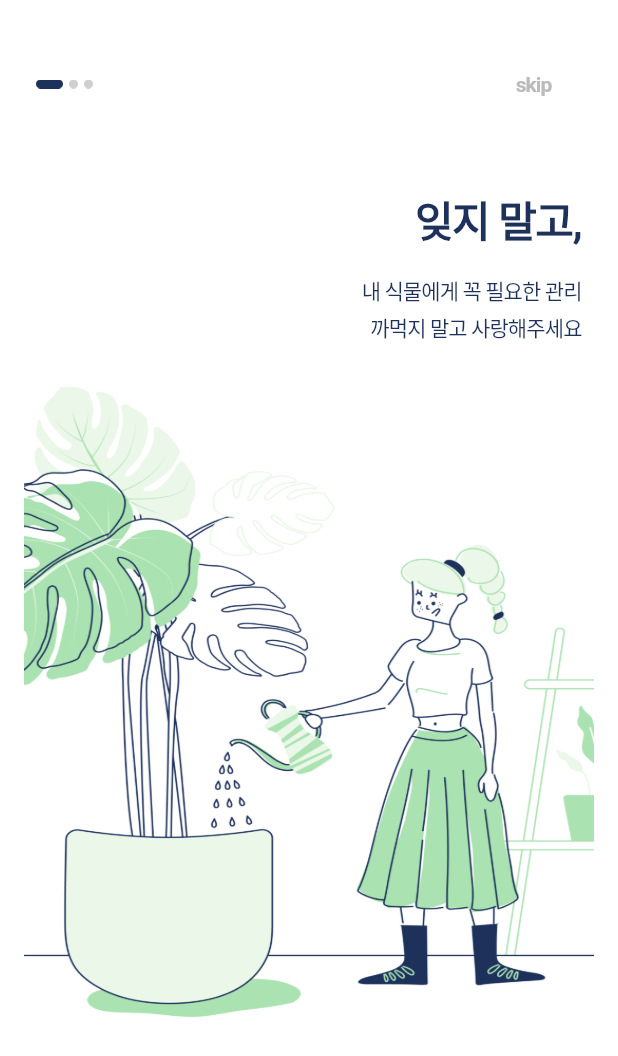
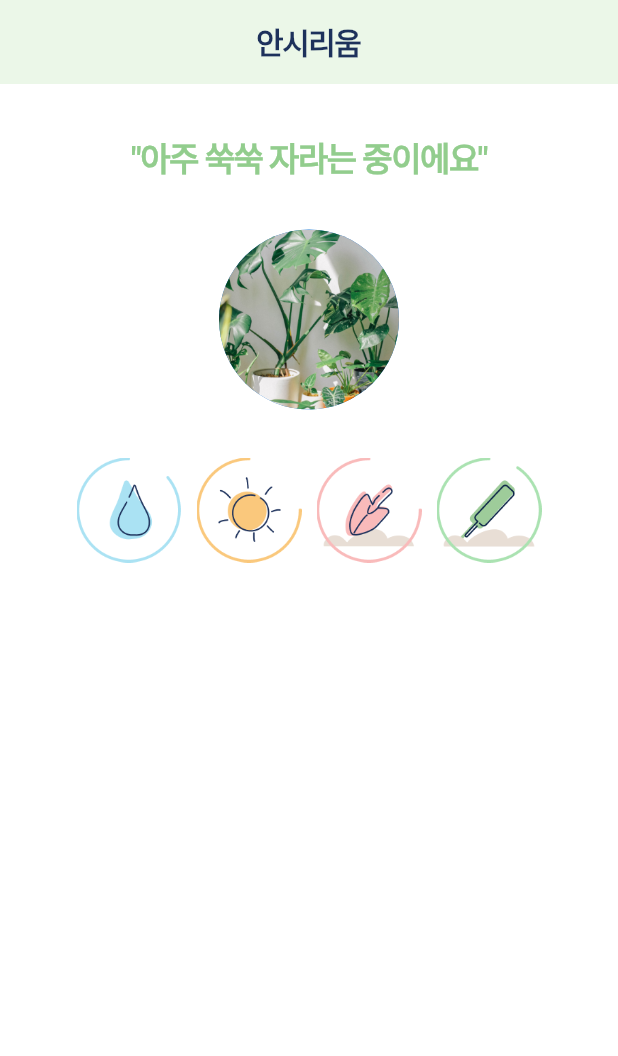
Before and after one commit to sungheeyoon/flutter-plant-plan, a Flutter app: the screen it shows after launch, on a phone screen of 412 x 824 dp. Shown: the top 1056 px of the screen. Run offline on Flutter 3.47's test engine with Material 2 defaults, Android fonts, the phone set to English and light mode, and no system bars; our stand-ins replace shared_preferences; missing offline and left inert: snapping_sheet; Roboto replaces fonts that are missing (Pretendard).

Commit message:
Added Detail Screen

```diff
--- a/lib/main.dart
+++ b/lib/main.dart
@@ -1,4 +1,5 @@
 import 'package:flutter/material.dart';
+import 'package:plant_plan/screens/detail_screen.dart';
 import 'package:plant_plan/screens/onbording_screen.dart';
 import 'package:plant_plan/widgets/snapping_above.dart';
 import 'package:shared_preferences/shared_preferences.dart';
@@ -84,7 +85,8 @@ class MyApp extends StatelessWidget {
                 letterSpacing: -0.4,
               ),
             ).apply(decorationColor: Colors.orange)),
-      home: showHome ? SnappingAbove() : const OnBordingScreen(),
+        home: const DetailScreen()
+        //showHome ? SnappingAbove() : const OnBordingScreen(),
         );
   }
 }
--- a/lib/screens/add_screen.dart
+++ b/lib/screens/add_screen.dart
@@ -1,5 +1,6 @@
 import 'package:flutter/material.dart';
 import 'package:plant_plan/screens/snapping_screen.dart';
+import 'package:plant_plan/widgets/custom_appbar.dart';
 import 'package:plant_plan/widgets/image_box.dart';
 
 class AddScreen extends StatelessWidget {
@@ -8,18 +9,8 @@ class AddScreen extends StatelessWidget {
   @override
   Widget build(BuildContext context) {
     return Scaffold(
-      appBar: PreferredSize(
-        preferredSize: const Size.fromHeight(60.0),
-        child: AppBar(
-          elevation: 0,
-          backgroundColor: const Color.fromRGBO(235, 247, 232, 1),
-          title: Text('식물 추가',
-              style: Theme.of(context)
-                  .textTheme
-                  .headlineLarge!
-                  .copyWith(color: const Color.fromRGBO(29, 49, 91, 1))),
-          centerTitle: true,
-        ),
+      appBar: const CustomAppBar(
+        title: "식물추가",
       ),
       body: SingleChildScrollView(
         child: Padding(
--- /dev/null
+++ b/lib/screens/detail_screen.dart
@@ -0,0 +1,80 @@
+import 'package:flutter/material.dart';
+import 'package:plant_plan/widgets/custom_appbar.dart';
+import 'package:plant_plan/widgets/image_box.dart';
+
+class DetailScreen extends StatelessWidget {
+  const DetailScreen({super.key});
+
+  @override
+  Widget build(BuildContext context) {
+    return Scaffold(
+      appBar: const CustomAppBar(title: "안시리움"),
+      body: Padding(
+        padding: const EdgeInsets.fromLTRB(24, 32, 24, 80),
+        child: Column(
+          children: [
+            Center(
+              child: Column(
+                children: [
+                  Text(
+                    "\"아주 쑥쑥 자라는 중이에요\"",
+                    textAlign: TextAlign.center,
+                    style: Theme.of(context).textTheme.displaySmall!.copyWith(
+                        color: const Color.fromRGBO(146, 205, 141, 1)),
+                  ),
+                  const SizedBox(
+                    height: 32,
+                  ),
+                  const CircleAvatar(
+                    radius: 60, // Image radius
+                    backgroundImage:
+                        AssetImage("assets/images/plants/plantA.png"),
+                  ),
+                  const SizedBox(
+                    height: 32,
+                  ),
+                  Row(
+                    mainAxisAlignment: MainAxisAlignment.center,
+                    children: const [
+                      ImageBox(
+                        imageUri: 'assets/images/management/humid_outline.png',
+                        width: 70,
+                        height: 70,
+                      ),
+                      SizedBox(
+                        width: 10,
+                      ),
+                      ImageBox(
+                        imageUri: 'assets/images/management/sun_outline.png',
+                        width: 70,
+                        height: 70,
+                      ),
+                      SizedBox(
+                        width: 10,
+                      ),
+                      ImageBox(
+                        imageUri:
+                            'assets/images/management/division_outline.png',
+                        width: 70,
+                        height: 70,
+                      ),
+                      SizedBox(
+                        width: 10,
+                      ),
+                      ImageBox(
+                        imageUri:
+                            'assets/images/management/nutrient_outline.png',
+                        width: 70,
+                        height: 70,
+                      )
+                    ],
+                  ),
+                ],
+              ),
+            ),
+          ],
+        ),
+      ),
+    );
+  }
+}
--- /dev/null
+++ b/lib/widgets/custom_appbar.dart
@@ -0,0 +1,29 @@
+import 'package:flutter/material.dart';
+
+class CustomAppBar extends StatelessWidget with PreferredSizeWidget {
+  final String title;
+  const CustomAppBar({
+    Key? key,
+    required this.title,
+  }) : super(key: key);
+
+  @override
+  Widget build(BuildContext context) {
+    return PreferredSize(
+      preferredSize: const Size.fromHeight(60.0),
+      child: AppBar(
+        elevation: 0,
+        backgroundColor: const Color.fromRGBO(235, 247, 232, 1),
+        title: Text(title,
+            style: Theme.of(context)
+                .textTheme
+                .headlineLarge!
+                .copyWith(color: const Color.fromRGBO(29, 49, 91, 1))),
+        centerTitle: true,
+      ),
+    );
+  }
+
+  @override
+  Size get preferredSize => const Size.fromHeight(kToolbarHeight);
+}
```
Lines whose indentation alone changed are shown as unchanged.
